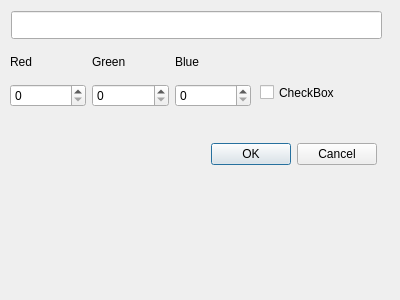
Before: the Qt Designer form MyQtApp/optiondialog.ui in tonadey/2025_20431425, drawn with Qt 5.
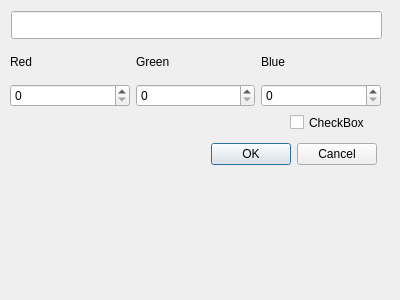
After: the same form once the commit is applied.

The edit to the form file:
```diff
--- a/MyQtApp/optiondialog.ui
+++ b/MyQtApp/optiondialog.ui
@@ -42,8 +42,8 @@
   <widget class="QCheckBox" name="visibleCheck">
    <property name="geometry">
     <rect>
-     <x>260</x>
-     <y>80</y>
+     <x>290</x>
+     <y>110</y>
      <width>92</width>
      <height>25</height>
     </rect>
@@ -52,12 +52,12 @@
     <string>CheckBox</string>
    </property>
   </widget>
-  <widget class="QWidget" name="">
+  <widget class="QWidget" name="layoutWidget">
    <property name="geometry">
     <rect>
      <x>10</x>
      <y>46</y>
-     <width>241</width>
+     <width>371</width>
      <height>61</height>
     </rect>
    </property>
```
